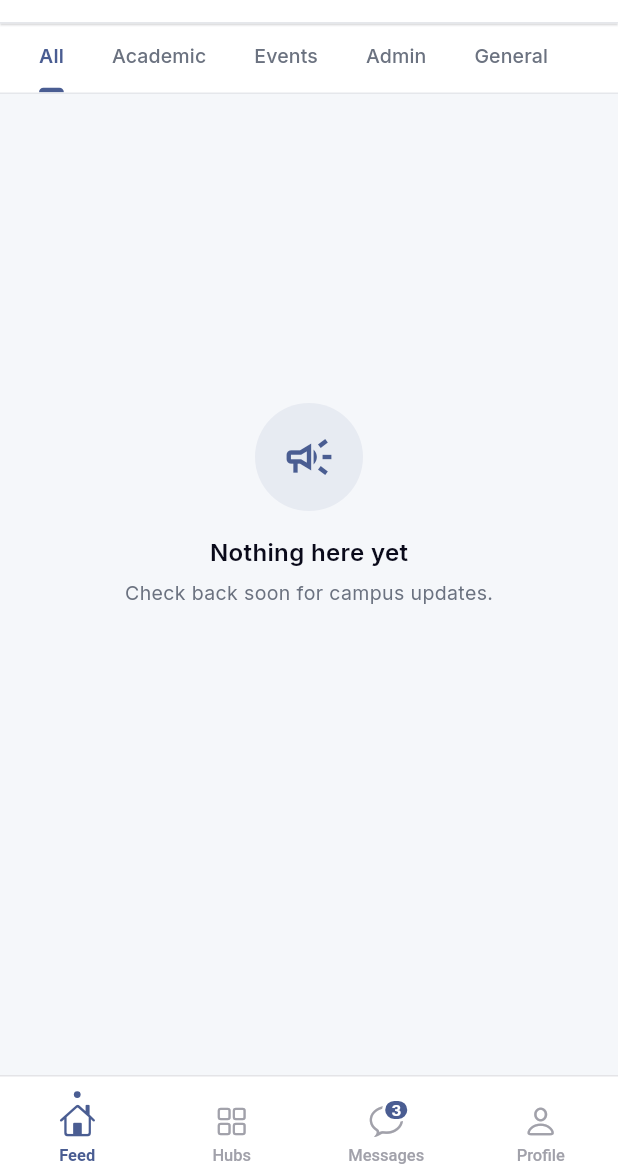
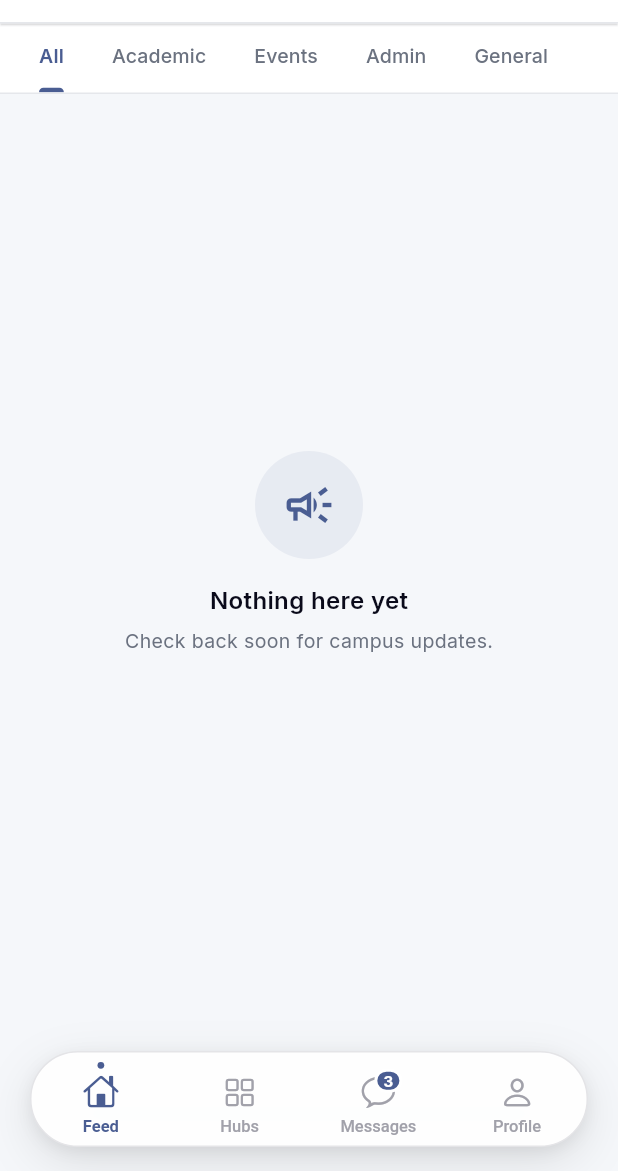
Before and after one commit to chrisxie12/UNIFY, a Flutter app: the screen it shows once a user with an empty profile is signed in, scrolled down 286 dp, on a phone screen of 412 x 824 dp, the part 65-1236 px from its top. Run offline on Flutter 3.47's test engine with Material 3 defaults, Android fonts, the phone set to English and light mode, and no system bars; our stand-ins replace cached_network_image, equatable, flutter_dotenv, flutter_riverpod, flutter_svg, go_router and 7 more; accounts and stored records are empty; network calls fail.

Commit message:
feat(nav): floating pill tab bar — Apple-style, hovers above screen bottom
- extendBody: true so page content scrolls behind the floating pill
- Pill is 64px tall, 20px horizontal margin each side, 16px above safe area
- Rounded capsule (borderRadius 32) with layered drop-shadow for depth
- Keeps spring dot, ColorTween icon, press-opacity, unread badge from prev commit

```diff
--- a/mobile_flutter/lib/core/widgets/main_shell.dart
+++ b/mobile_flutter/lib/core/widgets/main_shell.dart
@@ -9,15 +9,17 @@ class MainShell extends StatelessWidget {
   const MainShell({super.key, required this.navigationShell});
 
   static const _tabs = [
-    _TabItem(icon: CupertinoIcons.house, label: 'Feed'),
+    _TabItem(icon: CupertinoIcons.house,           label: 'Feed'),
     _TabItem(icon: CupertinoIcons.square_grid_2x2, label: 'Hubs'),
-    _TabItem(icon: CupertinoIcons.chat_bubble, label: 'Messages'),
-    _TabItem(icon: CupertinoIcons.person, label: 'Profile'),
+    _TabItem(icon: CupertinoIcons.chat_bubble,     label: 'Messages'),
+    _TabItem(icon: CupertinoIcons.person,          label: 'Profile'),
   ];
 
   @override
   Widget build(BuildContext context) {
     return Scaffold(
+      // Body extends behind the floating pill so page content scrolls under it
+      extendBody: true,
       body: navigationShell,
       bottomNavigationBar: _UnifyBottomNav(
         currentIndex: navigationShell.currentIndex,
@@ -30,6 +32,10 @@ class MainShell extends StatelessWidget {
   }
 }
 
+// ---------------------------------------------------------------------------
+// Floating pill nav bar — Apple-style, hovers above screen bottom
+// ---------------------------------------------------------------------------
+
 class _UnifyBottomNav extends StatelessWidget {
   final int currentIndex;
   final ValueChanged<int> onTap;
@@ -37,28 +43,52 @@ class _UnifyBottomNav extends StatelessWidget {
   const _UnifyBottomNav({required this.currentIndex, required this.onTap});
 
   static const Color _gray400 = Color(0xFFA1A1AA);
-  static const Color _gray200 = Color(0xFFE4E4E7);
+
+  // Pill dimensions
+  static const double _pillHeight = 64;
+  static const double _pillHPad  = 20; // horizontal margin on each side
+  static const double _bottomGap = 16; // gap above safe-area inset
 
   @override
   Widget build(BuildContext context) {
-    return Container(
-      height: 64 + MediaQuery.of(context).padding.bottom,
-      decoration: const BoxDecoration(
-        color: Colors.white,
-        border: Border(top: BorderSide(color: _gray200, width: 1.0)),
+    final safeBottom = MediaQuery.of(context).padding.bottom;
+
+    return SizedBox(
+      // Total height = pill + gap above safe area + safe area itself
+      height: _pillHeight + _bottomGap + safeBottom,
+      child: Align(
+        alignment: Alignment.topCenter,
+        child: Padding(
+          padding: const EdgeInsets.symmetric(horizontal: _pillHPad),
+          child: Container(
+            height: _pillHeight,
+            decoration: BoxDecoration(
+              color: Colors.white.withValues(alpha: 0.97),
+              borderRadius: BorderRadius.circular(32),
+              border: Border.all(color: const Color(0xFFE4E4E7), width: 1),
+              boxShadow: [
+                BoxShadow(
+                  color: Colors.black.withValues(alpha: 0.12),
+                  blurRadius: 28,
+                  offset: const Offset(0, 10),
+                  spreadRadius: -2,
                 ),
-      child: SafeArea(
-        top: false,
-        child: Padding(
-          padding: const EdgeInsets.only(top: 6),
+                BoxShadow(
+                  color: Colors.black.withValues(alpha: 0.06),
+                  blurRadius: 8,
+                  offset: const Offset(0, 3),
+                ),
+              ],
+            ),
             child: Row(
               children: List.generate(
                 MainShell._tabs.length,
                 (i) => _NavItem(
                   tab: MainShell._tabs[i],
                   active: currentIndex == i,
-                badge: i == 2 ? 3 : 0,
+                  badge: i == 2 ? 3 : 0, // wire to real unread count
                   onTap: () => onTap(i),
+                ),
               ),
             ),
           ),
@@ -67,6 +97,10 @@ class _UnifyBottomNav extends StatelessWidget {
     );
   }
 }
+
+// ---------------------------------------------------------------------------
+// Individual nav item
+// ---------------------------------------------------------------------------
 
 class _NavItem extends StatefulWidget {
   final _TabItem tab;
@@ -94,8 +128,6 @@ class _NavItemState extends State<_NavItem> with SingleTickerProviderStateMixin
     const gray400 = _UnifyBottomNav._gray400;
 
     return Expanded(
-      child: ConstrainedBox(
-        constraints: const BoxConstraints(minHeight: 44, minWidth: 60),
       child: GestureDetector(
         onTapDown: (_) => setState(() => _isPressed = true),
         onTapUp: (_) => setState(() => _isPressed = false),
@@ -104,12 +136,11 @@ class _NavItemState extends State<_NavItem> with SingleTickerProviderStateMixin
         behavior: HitTestBehavior.opaque,
         child: AnimatedOpacity(
           duration: const Duration(milliseconds: 100),
-            opacity: _isPressed ? 0.6 : 1.0,
+          opacity: _isPressed ? 0.55 : 1.0,
           child: Column(
-              mainAxisSize: MainAxisSize.max,
             mainAxisAlignment: MainAxisAlignment.center,
             children: [
-                // Dot indicator
+              // Spring dot above the icon
               AnimatedContainer(
                 duration: const Duration(milliseconds: 400),
                 curve: const Cubic(0.34, 1.56, 0.64, 1),
@@ -120,11 +151,15 @@ class _NavItemState extends State<_NavItem> with SingleTickerProviderStateMixin
                   color: widget.active ? primary : Colors.transparent,
                   shape: BoxShape.circle,
                 ),
-                  transform: Matrix4.diagonal3Values(widget.active ? 1.0 : 0.0, widget.active ? 1.0 : 0.0, 1.0),
+                transform: Matrix4.diagonal3Values(
+                  widget.active ? 1.0 : 0.0,
+                  widget.active ? 1.0 : 0.0,
+                  1.0,
+                ),
                 transformAlignment: Alignment.center,
               ),
 
-                // Icon with translateY + animated color
+              // Icon — smooth color + micro lift on active
               AnimatedContainer(
                 duration: const Duration(milliseconds: 200),
                 transform: Matrix4.translationValues(0, widget.active ? -1 : 0, 0),
@@ -176,7 +211,7 @@ class _NavItemState extends State<_NavItem> with SingleTickerProviderStateMixin
 
               const SizedBox(height: 4),
 
-                // Label with animated color + weight
+              // Label
               AnimatedDefaultTextStyle(
                 duration: const Duration(milliseconds: 200),
                 style: TextStyle(
@@ -190,7 +225,6 @@ class _NavItemState extends State<_NavItem> with SingleTickerProviderStateMixin
           ),
         ),
       ),
-      ),
     );
   }
 }
```
Lines whose indentation alone changed are shown as unchanged.
